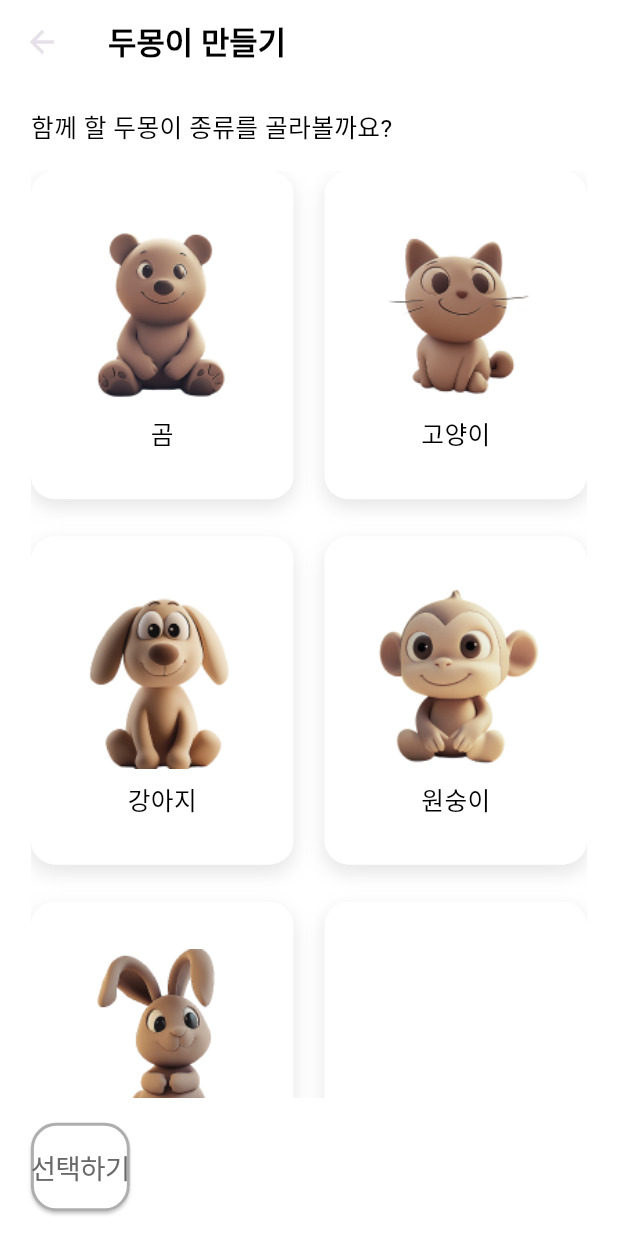
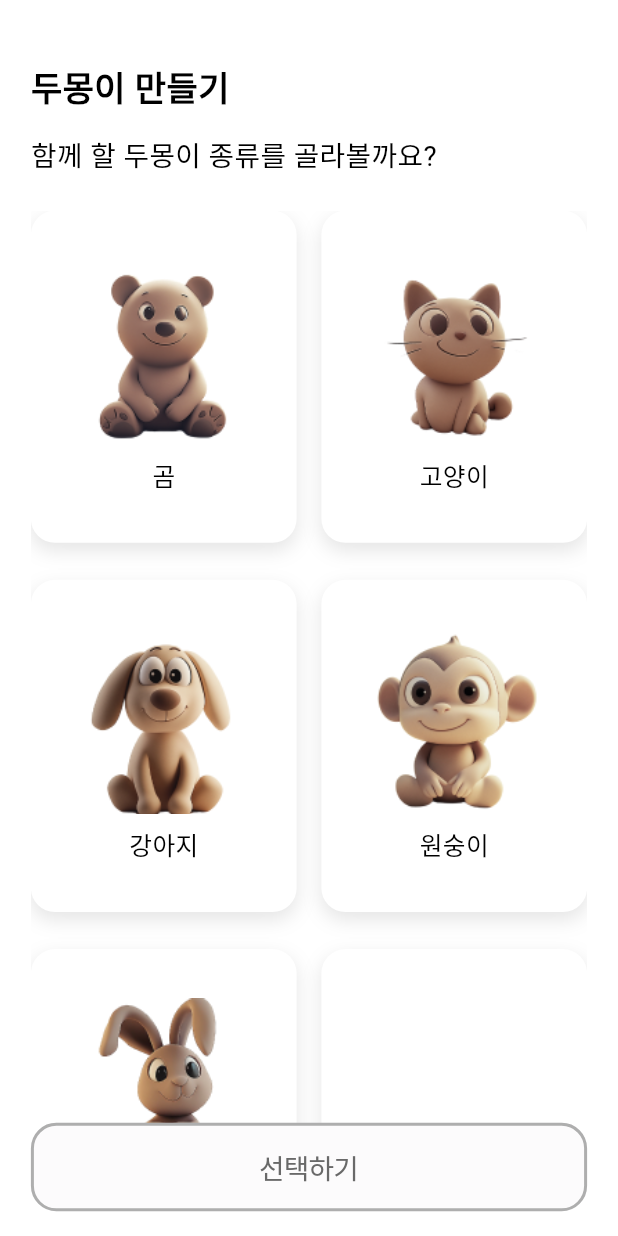
Before and after one commit to Mymyseoyoung/zerotoone_project, a Flutter app: the AnimalPick screen opened directly, on a phone screen of 412 x 824 dp. Run offline on Flutter 3.47's test engine with Material 3 defaults, Android fonts, the phone set to English and light mode, and no system bars; Roboto replaces fonts that are missing (Pretendard).

Commit message:
animal pick commit

```diff
--- a/lib/animalpick.dart
+++ b/lib/animalpick.dart
@@ -1,113 +1,115 @@
 import 'package:flutter/material.dart';
 
-class AnimalPick extends StatelessWidget {
+class AnimalPick extends StatefulWidget {
   const AnimalPick({super.key});
+
+  @override
+  State<AnimalPick> createState() => _AnimalPickState();
+}
+
+class _AnimalPickState extends State<AnimalPick> {
+  int? selectedAnimalIndex; // 선택된 동물 버튼의 인덱스
+  final animals = ['곰', '고양이', '강아지', '원숭이', '토끼']; // 동물 이름 목록
+  final images = [
+    'assets/images/bear.png',
+    'assets/images/cat.png',
+    'assets/images/dog.png',
+    'assets/images/monkey.png',
+    'assets/images/rabbit.png',
+  ]; // 동물 이미지 경로
 
   @override
   Widget build(BuildContext context) {
     final size = MediaQuery.of(context).size;
 
     return Scaffold(
-      backgroundColor: Colors.white, // 배경색을 흰색으로 설정
-      appBar: AppBar(
       backgroundColor: Colors.white,
-        elevation: 0,
-        title: Align(
-          alignment: Alignment.centerLeft, // 제목을 왼쪽 정렬
-          child: Text(
-            '두몽이 만들기',
-            style: TextStyle(
-              color: Colors.black,
-              fontSize: size.width * 0.05,
-              fontWeight: FontWeight.w600,
-            ),
-          ),
-        ),
-      ),
-      body: Column(
-        crossAxisAlignment: CrossAxisAlignment.start, // 텍스트를 왼쪽 정렬
-        children: [
-          Padding(
+      body: Padding(
         padding: EdgeInsets.symmetric(horizontal: size.width * 0.05),
         child: Column(
           crossAxisAlignment: CrossAxisAlignment.start,
           children: [
+            SizedBox(height: size.height * 0.05), // 상단 여백
+            Text(
+              '두몽이 만들기',
+              style: TextStyle(
+                color: Colors.black,
+                fontSize: size.width * 0.055,
+                fontWeight: FontWeight.w600,
+                fontFamily: 'Pretendard',
+              ),
+            ),
             SizedBox(height: size.height * 0.02),
             Text(
               '함께 할 두몽이 종류를 골라볼까요?',
               style: TextStyle(
                 color: Colors.black,
-                    fontSize: size.width * 0.04,
+                fontSize: size.width * 0.045,
+                fontFamily: 'Pretendard',
                 fontWeight: FontWeight.w400,
+                height: 1.2,
               ),
             ),
-                SizedBox(height: size.height * 0.02),
-              ],
-            ),
-          ),
+            SizedBox(height: size.height * 0.03),
             Expanded(
-            child: Padding(
-              padding: EdgeInsets.symmetric(horizontal: size.width * 0.05),
               child: GridView.builder(
-                itemCount: 6, // 6개의 버튼
+                itemCount: 6,
                 gridDelegate: SliverGridDelegateWithFixedCrossAxisCount(
-                  crossAxisCount: 2, // 한 줄에 2개의 버튼
-                  crossAxisSpacing: size.width * 0.05,
+                  crossAxisCount: 2,
+                  crossAxisSpacing: size.width * 0.04,
                   mainAxisSpacing: size.height * 0.03,
                   childAspectRatio: 0.8,
                 ),
                 itemBuilder: (context, index) {
-                  if (index < 5) {
-                    // 동물 버튼
-                    final animals = ['곰', '고양이', '강아지', '원숭이', '토끼'];
-                    final images = [
-                      'assets/images/bear.png',
-                      'assets/images/cat.png',
-                      'assets/images/dog.png',
-                      'assets/images/monkey.png',
-                      'assets/images/rabbit.png'
-                    ];
-
+                  if (index < animals.length) {
                     return AnimalCard(
                       name: animals[index],
                       imagePath: images[index],
                       size: size,
+                      isSelected: selectedAnimalIndex == index,
                       onPressed: () {
-                        // 동물 버튼 클릭 시 동작
+                        setState(() {
+                          selectedAnimalIndex = index; // 선택된 버튼 인덱스 저장
+                        });
                       },
                     );
                   } else {
-                    // 마지막 빈 버튼
                     return EmptyAnimalCard(size: size);
                   }
                 },
               ),
             ),
-          ),
-          Padding(
-            padding: EdgeInsets.symmetric(
-              horizontal: size.width * 0.05,
-              vertical: size.height * 0.02,
-            ),
-            child: ElevatedButton(
-              onPressed: () {
-                // "선택하기" 버튼 클릭 시 동작 추가
-              },
+            ElevatedButton(
+              onPressed: selectedAnimalIndex != null
+                  ? () {
+                      // 선택하기 버튼 클릭 시 동작
+                      print("${animals[selectedAnimalIndex!]} 선택됨");
+                    }
+                  : null, // 선택이 없으면 비활성화
               style: ElevatedButton.styleFrom(
-                backgroundColor: Colors.white,
+                backgroundColor: selectedAnimalIndex != null
+                    ? const Color(0xFFFF5C35)
+                    : Colors.white,
                 shape: RoundedRectangleBorder(
                   borderRadius: BorderRadius.circular(17),
                   side: BorderSide(
+                    color: selectedAnimalIndex != null
+                        ? const Color(0xFFFF5C35)
+                        : const Color(0xFFAEAEAE),
                     width: 2,
-                    color: const Color(0xFFAEAEAE),
                   ),
                 ),
                 padding: EdgeInsets.symmetric(vertical: size.height * 0.02),
               ),
+              child: Center(
                 child: Text(
-                '선택하기',
+                  selectedAnimalIndex != null
+                      ? '${animals[selectedAnimalIndex!]} 선택하기'
+                      : '선택하기',
                   style: TextStyle(
-                  color: const Color(0xFF696969),
+                    color: selectedAnimalIndex != null
+                        ? Colors.white
+                        : const Color(0xFF696969),
                     fontSize: size.width * 0.045,
                     fontFamily: 'Pretendard',
                     fontWeight: FontWeight.w500,
@@ -117,7 +119,9 @@ class AnimalPick extends StatelessWidget {
                 ),
               ),
             ),
+            SizedBox(height: size.height * 0.02),
           ],
+        ),
       ),
     );
   }
@@ -127,12 +131,14 @@ class AnimalCard extends StatelessWidget {
   final String name;
   final String imagePath;
   final Size size;
+  final bool isSelected;
   final VoidCallback onPressed;
 
   const AnimalCard({
     required this.name,
     required this.imagePath,
     required this.size,
+    required this.isSelected,
     required this.onPressed,
     super.key,
   });
@@ -145,6 +151,10 @@ class AnimalCard extends StatelessWidget {
         decoration: BoxDecoration(
           color: Colors.white,
           borderRadius: BorderRadius.circular(16),
+          border: Border.all(
+            color: isSelected ? const Color(0xFFFF5C35) : Colors.transparent,
+            width: 2,
+          ),
           boxShadow: [
             BoxShadow(
               color: Colors.black.withOpacity(0.1),
```
Lines whose indentation alone changed are shown as unchanged.
